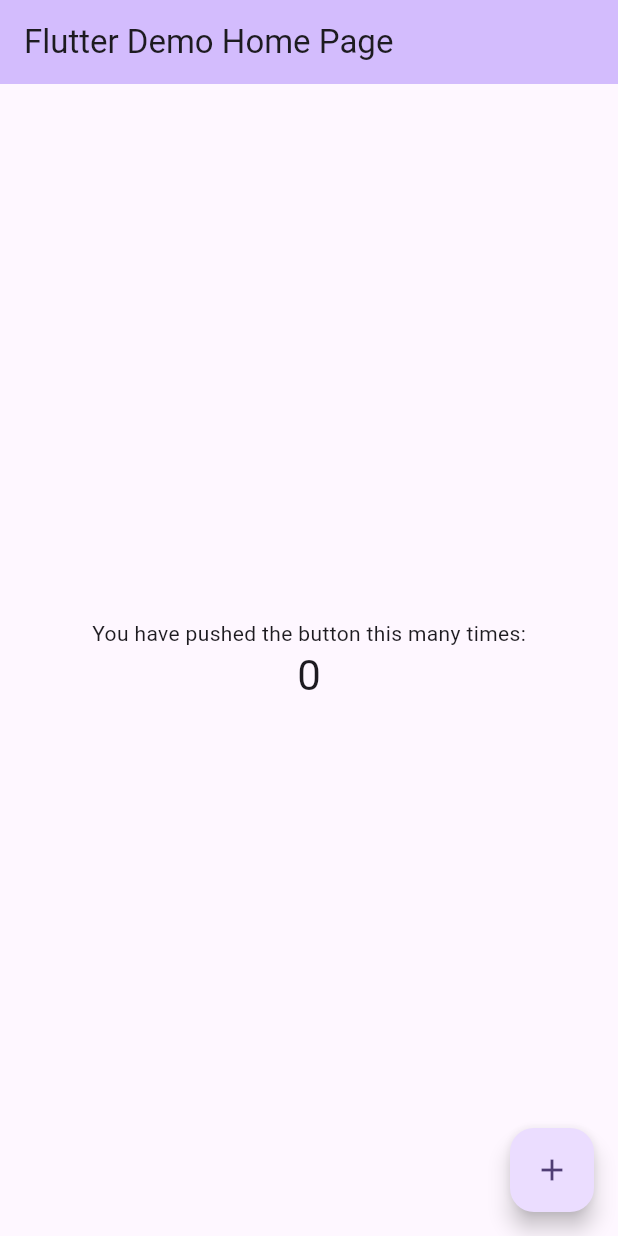
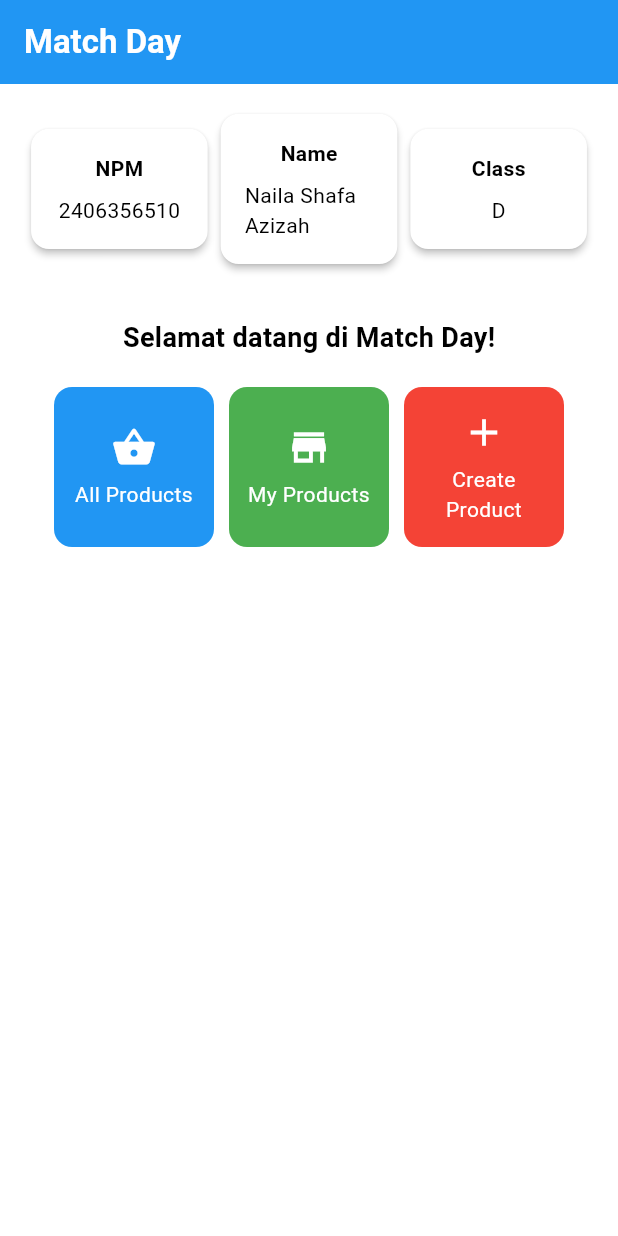
Before and after one commit to marchinel/match-day-mobile, a Flutter app: the screen it shows after launch, on a phone screen of 412 x 824 dp. Run offline on Flutter 3.47's test engine with Material 3 defaults, Android fonts, the light colour scheme and no system bars.

Commit message:
Menyelesaikan checklist tugas 7

```diff
--- a/lib/main.dart
+++ b/lib/main.dart
@@ -1,4 +1,5 @@
 import 'package:flutter/material.dart';
+import 'package:matchday_mobile/menu.dart';
 
 void main() {
   runApp(const MyApp());
@@ -28,95 +29,10 @@
         //
         // This works for code too, not just values: Most code changes can be
         // tested with just a hot reload.
-        colorScheme: ColorScheme.fromSeed(seedColor: Colors.deepPurple),
+        colorScheme: ColorScheme.fromSwatch(primarySwatch: Colors.blue)
+            .copyWith(secondary: Colors.blueAccent[400]),
       ),
-      home: const MyHomePage(title: 'Flutter Demo Home Page'),
+      home: MyHomePage(),
     );
   }
 }
-
-class MyHomePage extends StatefulWidget {
-  const MyHomePage({super.key, required this.title});
-
-  // This widget is the home page of your application. It is stateful, meaning
-  // that it has a State object (defined below) that contains fields that affect
-  // how it looks.
-
-  // This class is the configuration for the state. It holds the values (in this
-  // case the title) provided by the parent (in this case the App widget) and
-  // used by the build method of the State. Fields in a Widget subclass are
-  // always marked "final".
-
-  final String title;
-
-  @override
-  State<MyHomePage> createState() => _MyHomePageState();
-}
-
-class _MyHomePageState extends State<MyHomePage> {
-  int _counter = 0;
-
-  void _incrementCounter() {
-    setState(() {
-      // This call to setState tells the Flutter framework that something has
-      // changed in this State, which causes it to rerun the build method below
-      // so that the display can reflect the updated values. If we changed
-      // _counter without calling setState(), then the build method would not be
-      // called again, and so nothing would appear to happen.
-      _counter++;
-    });
-  }
-
-  @override
-  Widget build(BuildContext context) {
-    // This method is rerun every time setState is called, for instance as done
-    // by the _incrementCounter method above.
-    //
-    // The Flutter framework has been optimized to make rerunning build methods
-    // fast, so that you can just rebuild anything that needs updating rather
-    // than having to individually change instances of widgets.
-    return Scaffold(
-      appBar: AppBar(
-        // TRY THIS: Try changing the color here to a specific color (to
-        // Colors.amber, perhaps?) and trigger a hot reload to see the AppBar
-        // change color while the other colors stay the same.
-        backgroundColor: Theme.of(context).colorScheme.inversePrimary,
-        // Here we take the value from the MyHomePage object that was created by
-        // the App.build method, and use it to set our appbar title.
-        title: Text(widget.title),
-      ),
-      body: Center(
-        // Center is a layout widget. It takes a single child and positions it
-        // in the middle of the parent.
-        child: Column(
-          // Column is also a layout widget. It takes a list of children and
-          // arranges them vertically. By default, it sizes itself to fit its
-          // children horizontally, and tries to be as tall as its parent.
-          //
-          // Column has various properties to control how it sizes itself and
-          // how it positions its children. Here we use mainAxisAlignment to
-          // center the children vertically; the main axis here is the vertical
-          // axis because Columns are vertical (the cross axis would be
-          // horizontal).
-          //
-          // TRY THIS: Invoke "debug painting" (choose the "Toggle Debug Paint"
-          // action in the IDE, or press "p" in the console), to see the
-          // wireframe for each widget.
-          mainAxisAlignment: MainAxisAlignment.center,
-          children: <Widget>[
-            const Text('You have pushed the button this many times:'),
-            Text(
-              '$_counter',
-              style: Theme.of(context).textTheme.headlineMedium,
-            ),
-          ],
-        ),
-      ),
-      floatingActionButton: FloatingActionButton(
-        onPressed: _incrementCounter,
-        tooltip: 'Increment',
-        child: const Icon(Icons.add),
-      ), // This trailing comma makes auto-formatting nicer for build methods.
-    );
-  }
-}
--- /dev/null
+++ b/lib/menu.dart
@@ -0,0 +1,191 @@
+import 'package:flutter/material.dart';
+
+class MyHomePage extends StatelessWidget {
+  MyHomePage({super.key});
+
+  final String nama = "Naila Shafa Azizah"; //nama
+  final String npm = "2406356510"; //npm
+  final String kelas = "D"; //kelas
+
+  final List<ItemHomepage> items = [
+    ItemHomepage("All Products", Icons.shopping_basket, Colors.blue),
+    ItemHomepage("My Products", Icons.store, Colors.green),
+    ItemHomepage("Create Product", Icons.add, Colors.red),
+  ];
+
+  @override
+  Widget build(BuildContext context) {
+    // Scaffold menyediakan struktur dasar halaman dengan AppBar dan body.
+    return Scaffold(
+      // AppBar adalah bagian atas halaman yang menampilkan judul.
+      appBar: AppBar(
+        // Judul aplikasi "Match Day" dengan teks putih dan tebal.
+        title: const Text(
+          'Match Day',
+          style: TextStyle(
+            color: Colors.white,
+            fontWeight: FontWeight.bold,
+          ),
+        ),
+        // Warna latar belakang AppBar diambil dari skema warna tema aplikasi.
+        backgroundColor: Theme
+            .of(context)
+            .colorScheme
+            .primary,
+      ),
+      // Body halaman dengan padding di sekelilingnya.
+      body: Padding(
+        padding: const EdgeInsets.all(16.0),
+        // Menyusun widget secara vertikal dalam sebuah kolom.
+        child: Column(
+          crossAxisAlignment: CrossAxisAlignment.center,
+          children: [
+            // Row untuk menampilkan 3 InfoCard secara horizontal.
+            Row(
+              mainAxisAlignment: MainAxisAlignment.spaceEvenly,
+              children: [
+                InfoCard(title: 'NPM', content: npm),
+                InfoCard(title: 'Name', content: nama),
+                InfoCard(title: 'Class', content: kelas),
+              ],
+            ),
+
+            // Memberikan jarak vertikal 16 unit.
+            const SizedBox(height: 16.0),
+
+            // Menempatkan widget berikutnya di tengah halaman.
+            Center(
+              child: Column(
+                // Menyusun teks dan grid item secara vertikal.
+
+                children: [
+                  // Menampilkan teks sambutan dengan gaya tebal dan ukuran 18.
+                  const Padding(
+                    padding: EdgeInsets.only(top: 16.0),
+                    child: Text(
+                      'Selamat datang di Match Day!',
+                      style: TextStyle(
+                        fontWeight: FontWeight.bold,
+                        fontSize: 18.0,
+                      ),
+                    ),
+                  ),
+
+                  // Grid untuk menampilkan ItemCard dalam bentuk grid 3 kolom.
+                  GridView.count(
+                    primary: true,
+                    padding: const EdgeInsets.all(20),
+                    crossAxisSpacing: 10,
+                    mainAxisSpacing: 10,
+                    crossAxisCount: 3,
+                    // Agar grid menyesuaikan tinggi kontennya.
+                    shrinkWrap: true,
+
+                    // Menampilkan ItemCard untuk setiap item dalam list items.
+                    children: items.map((ItemHomepage item) {
+                      return ItemCard(item);
+                    }).toList(),
+                  ),
+                ],
+              ),
+            ),
+          ],
+        ),
+      ),
+    );
+  }
+}
+
+class InfoCard extends StatelessWidget {
+  // Kartu informasi yang menampilkan title dan content.
+
+  final String title;  // Judul kartu.
+  final String content;  // Isi kartu.
+
+  const InfoCard({super.key, required this.title, required this.content});
+
+  @override
+  Widget build(BuildContext context) {
+    return Card(
+      // Membuat kotak kartu dengan bayangan dibawahnya.
+      elevation: 2.0,
+      child: Container(
+        // Mengatur ukuran dan jarak di dalam kartu.
+        width: MediaQuery.of(context).size.width / 3.5, // menyesuaikan dengan lebar device yang digunakan.
+        padding: const EdgeInsets.all(16.0),
+        // Menyusun title dan content secara vertikal.
+        child: Column(
+          children: [
+            Text(
+              title,
+              style: const TextStyle(fontWeight: FontWeight.bold),
+            ),
+            const SizedBox(height: 8.0),
+            Text(content),
+          ],
+        ),
+      ),
+    );
+  }
+}
+
+class ItemHomepage {
+  final String name;
+  final IconData icon;
+  final Color color;
+
+  ItemHomepage(this.name, this.icon, this.color);
+}
+
+class ItemCard extends StatelessWidget {
+  // Menampilkan kartu dengan ikon dan nama.
+
+  final ItemHomepage item;
+
+  const ItemCard(this.item, {super.key});
+
+  @override
+  Widget build(BuildContext context) {
+    return Material(
+      // Menentukan warna latar belakang dari tema aplikasi.
+      color: item.color,
+      // Membuat sudut kartu melengkung.
+      borderRadius: BorderRadius.circular(12),
+
+      child: InkWell(
+        // Aksi ketika kartu ditekan.
+        onTap: () {
+          // Menampilkan pesan SnackBar saat kartu ditekan.
+          ScaffoldMessenger.of(context)
+            ..hideCurrentSnackBar()
+            ..showSnackBar(
+                SnackBar(content: Text("Kamu telah menekan tombol ${item.name}!"))
+            );
+        },
+        // Container untuk menyimpan Icon dan Text
+        child: Container(
+          padding: const EdgeInsets.all(8),
+          child: Center(
+            child: Column(
+              // Menyusun ikon dan teks di tengah kartu.
+              mainAxisAlignment: MainAxisAlignment.center,
+              children: [
+                Icon(
+                  item.icon,
+                  color: Colors.white,
+                  size: 30.0,
+                ),
+                const Padding(padding: EdgeInsets.all(3)),
+                Text(
+                  item.name,
+                  textAlign: TextAlign.center,
+                  style: const TextStyle(color: Colors.white),
+                ),
+              ],
+            ),
+          ),
+        ),
+      ),
+    );
+  }
+}
```
